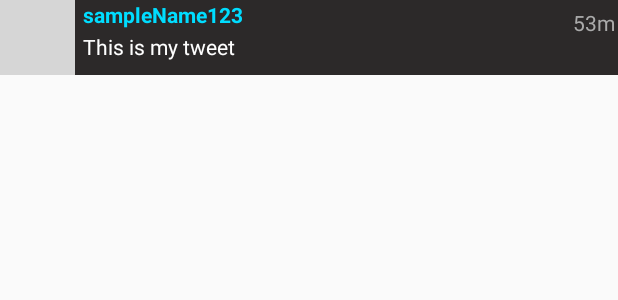
After one commit to kazemicode/android-twitter-client, an Android app: the layout item_tweet.xml on its own in the app's theme, with its tools: preview values and no code run, on a phone screen of 412 x 824 dp. The commit adds this screen. Shown: the top 300 px of the screen. Run offline under Robolectric (Android 15) with nearby library versions, the phone set to English and light mode, and no system bars; grey boxes are pictures that could not be loaded.

Commit message:
fetch tweets and display; implement pull to refresh

```diff
--- a/app/build.gradle
+++ b/app/build.gradle
@@ -43,9 +43,12 @@ dependencies {
     implementation 'androidx.appcompat:appcompat:1.1.0'
     // Glide for remote image loading
     implementation 'com.github.bumptech.glide:glide:4.11.0'
+    implementation 'androidx.constraintlayout:constraintlayout:2.0.1'
+    implementation 'androidx.recyclerview:recyclerview:1.1.0'
     // Room for simple persistence with an ORM
     def room_version = "2.2.5"
     implementation "androidx.room:room-runtime:$room_version"
     annotationProcessor "androidx.room:room-compiler:$room_version"
     implementation 'com.facebook.stetho:stetho:1.5.1'
+    implementation 'androidx.swiperefreshlayout:swiperefreshlayout:1.0.0'
 }
--- /dev/null
+++ b/app/src/main/res/layout/item_tweet.xml
@@ -0,0 +1,49 @@
+<?xml version="1.0" encoding="utf-8"?>
+<RelativeLayout xmlns:android="http://schemas.android.com/apk/res/android"
+    xmlns:app="http://schemas.android.com/apk/res-auto"
+    xmlns:tools="http://schemas.android.com/tools"
+    android:layout_width="match_parent"
+    android:layout_height="wrap_content"
+    android:background="#2C2929">
+
+    <ImageView
+        android:id="@+id/ivProfileImage"
+        android:layout_width="50dp"
+        android:layout_height="50dp"
+        android:layout_marginStart="0dp"
+        android:layout_marginTop="0dp"
+        android:contentDescription="@string/profileImage"
+        tools:srcCompat="@tools:sample/avatars" />
+
+    <TextView
+        android:id="@+id/tvScreenName"
+        android:layout_width="wrap_content"
+        android:layout_height="wrap_content"
+        android:layout_marginStart="5dp"
+        android:layout_toEndOf="@+id/ivProfileImage"
+        android:text="@string/tweetHandle"
+        android:textColor="@android:color/holo_blue_bright"
+        android:textStyle="bold" />
+
+    <TextView
+        android:id="@+id/tvBody"
+        android:layout_width="wrap_content"
+        android:layout_height="wrap_content"
+        android:layout_below="@+id/tvScreenName"
+        android:layout_marginStart="5dp"
+        android:layout_marginTop="2dp"
+        android:layout_toEndOf="@+id/ivProfileImage"
+        android:text="@string/this_is_my_tweet"
+        android:textColor="@android:color/background_light" />
+
+    <TextView
+        android:id="@+id/tvCreatedAt"
+        android:layout_width="wrap_content"
+        android:layout_height="wrap_content"
+        android:layout_alignParentEnd="true"
+        android:layout_marginStart="2dp"
+        android:layout_marginTop="5dp"
+        android:layout_marginEnd="2dp"
+        android:text="53m"
+        android:textColor="@android:color/darker_gray" />
+</RelativeLayout>
--- a/app/src/main/res/values/strings.xml
+++ b/app/src/main/res/values/strings.xml
@@ -5,5 +5,8 @@
     <string name="login_label">Log in</string>
     <string name="intent_scheme">oauth</string>
     <string name="intent_host">cprest</string>
+    <string name="this_is_my_tweet">This is my tweet</string>
+    <string name="tweetHandle">sampleName123</string>
+    <string name="profileImage">TODO</string>
 
 </resources>
```
Also changed, not shown: app/src/main/AndroidManifest.xml (+6 -6 lines), app/src/main/java/com/codepath/apps/restclienttemplate/LoginActivity.java (+4 -3 lines), app/src/main/java/com/codepath/apps/restclienttemplate/TimeFormatter.java (added, +76 -0 lines), app/src/main/java/com/codepath/apps/restclienttemplate/TimelineActivity.java (added, +89 -0 lines), app/src/main/java/com/codepath/apps/restclienttemplate/TweetsAdapter.java (added, +92 -0 lines), app/src/main/java/com/codepath/apps/restclienttemplate/TwitterClient.java (+4 -3 lines), app/src/main/java/com/codepath/apps/restclienttemplate/models/Tweet.java (added, +37 -0 lines), app/src/main/java/com/codepath/apps/restclienttemplate/models/User.java (added, +22 -0 lines), app/src/main/res/layout/activity_timeline.xml (added, +23 -0 lines).
